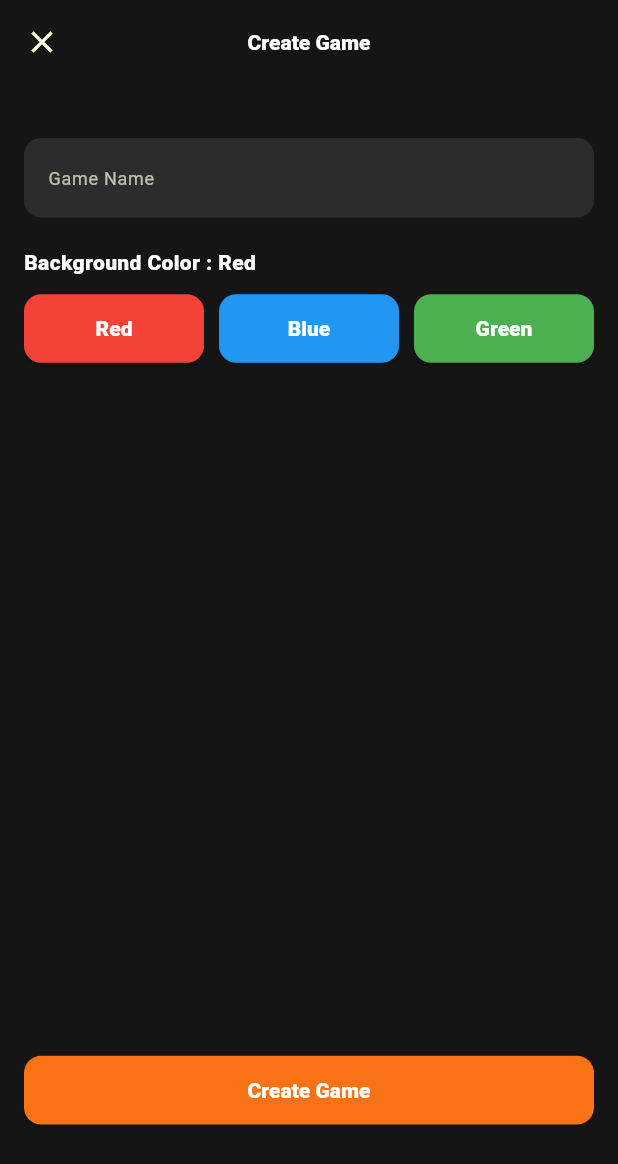
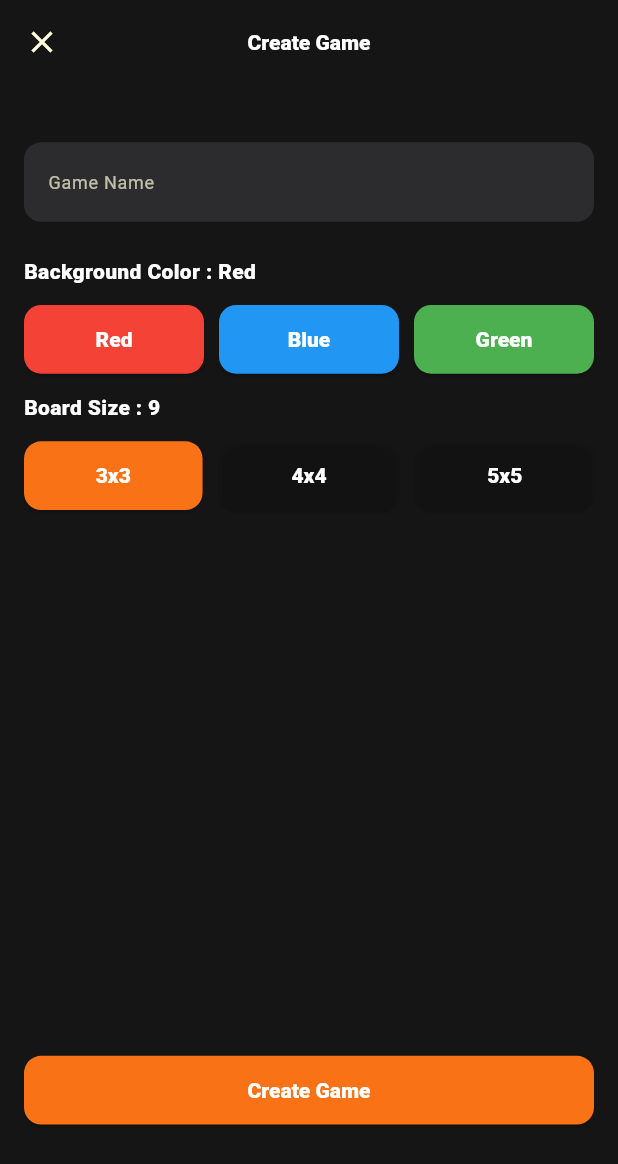
Before and after one commit to mertcanerbasi/tictactoe_case, a Flutter app: the CreateGamePage screen opened directly, on a phone screen of 412 x 824 dp. Shown: the top 1164 px of the screen. Run offline on Flutter 3.47's test engine with Material 3 defaults, Android fonts, the phone set to English and light mode, and no system bars; our stand-ins replace equatable, flutter_screenutil, get_it, get_storage, injectable, supabase_flutter; accounts and stored records are empty.

Commit message:
board-size-selection

```diff
--- a/lib/core/repository/games_repository.dart
+++ b/lib/core/repository/games_repository.dart
@@ -16,8 +16,8 @@ class GamesRepository {
   }
 
 // Create a new game in the database and return its id
-  Future<Game?> createGame(
-      String name, String createdBy, String color, String turnOwner) async {
+  Future<Game?> createGame(String name, String createdBy, String color,
+      String turnOwner, int boardSize) async {
     // Insert the game and return the inserted row(s)
     final response = await _supabaseClient.from('Games').insert([
       {
@@ -26,6 +26,7 @@ class GamesRepository {
         'status': 'waiting',
         'board_color': color,
         'turnOwner': turnOwner,
+        'board': List.generate(boardSize, (index) => ''),
       }
     ]).select();
 
--- a/lib/presentation/create_game/create_game_page.dart
+++ b/lib/presentation/create_game/create_game_page.dart
@@ -1,6 +1,7 @@
 import 'package:flutter/material.dart';
 import 'package:flutter_screenutil/flutter_screenutil.dart';
 import 'package:tictactoe_case/core/di/locator.dart';
+import 'package:tictactoe_case/core/theme/app_colors.dart';
 import 'package:tictactoe_case/core/theme/app_textstyle.dart';
 import 'package:tictactoe_case/presentation/create_game/create_game_page.vm.dart';
 import 'package:tictactoe_case/presentation/game_screen/game_screen.dart';
@@ -32,7 +33,7 @@ class _CreateGamePageState extends State<CreateGamePage> {
         child: Column(
           crossAxisAlignment: CrossAxisAlignment.stretch,
           children: [
-            const SizedBox(height: 20),
+            20.verticalSpace,
             TextField(
               controller: viewModel.gameNameController,
               style: AppTextStyle.bodyMedium,
@@ -41,12 +42,12 @@ class _CreateGamePageState extends State<CreateGamePage> {
                 border: OutlineInputBorder(),
               ),
             ),
-            const SizedBox(height: 20),
+            20.verticalSpace,
             Text(
               "Background Color : ${viewModel.color}",
               style: AppTextStyle.bodyMedium,
             ),
-            const SizedBox(height: 10),
+            10.verticalSpace,
             Row(
               children: [
                 Expanded(
@@ -92,6 +93,64 @@ class _CreateGamePageState extends State<CreateGamePage> {
                 ),
               ],
             ),
+            10.verticalSpace,
+            //Board Size Selection
+            Text(
+              "Board Size : ${viewModel.boardSize}",
+              style: AppTextStyle.bodyMedium,
+            ),
+            10.verticalSpace,
+            Row(
+              children: [
+                Expanded(
+                  child: ElevatedButton(
+                    style: ElevatedButton.styleFrom(
+                      backgroundColor: viewModel.boardSize == 9
+                          ? AppColors.vividOrange
+                          : AppColors.neroBlack.withOpacity(0.5),
+                    ),
+                    onPressed: () {
+                      setState(() {
+                        viewModel.boardSize = 9;
+                      });
+                    },
+                    child: Text('3x3', style: AppTextStyle.bodyMedium),
+                  ),
+                ),
+                10.horizontalSpace,
+                Expanded(
+                  child: ElevatedButton(
+                    style: ElevatedButton.styleFrom(
+                      backgroundColor: viewModel.boardSize == 16
+                          ? AppColors.vividOrange
+                          : AppColors.neroBlack.withOpacity(0.5),
+                    ),
+                    onPressed: () {
+                      setState(() {
+                        viewModel.boardSize = 16;
+                      });
+                    },
+                    child: Text('4x4', style: AppTextStyle.bodyMedium),
+                  ),
+                ),
+                10.horizontalSpace,
+                Expanded(
+                  child: ElevatedButton(
+                    style: ElevatedButton.styleFrom(
+                      backgroundColor: viewModel.boardSize == 25
+                          ? AppColors.vividOrange
+                          : AppColors.neroBlack.withOpacity(0.5),
+                    ),
+                    onPressed: () {
+                      setState(() {
+                        viewModel.boardSize = 25;
+                      });
+                    },
+                    child: Text('5x5', style: AppTextStyle.bodyMedium),
+                  ),
+                ),
+              ],
+            ),
             const Spacer(),
             ElevatedButton(
               onPressed: () async {
--- a/lib/presentation/create_game/create_game_page.vm.dart
+++ b/lib/presentation/create_game/create_game_page.vm.dart
@@ -15,8 +15,10 @@ class CreateGameViewModel {
   String color = 'Red';
   String username = "";
 
+  int boardSize = 9;
+
   Future<Game?> createGame() async {
     return await _gamesRepository.createGame(
-        gameNameController.text, username, color, username);
+        gameNameController.text, username, color, username, boardSize);
   }
 }
```
Also changed, not shown: lib/presentation/game_screen/game_screen.dart (+5 -2 lines), lib/presentation/game_screen/game_screen.vm.dart (+65 -2 lines).
